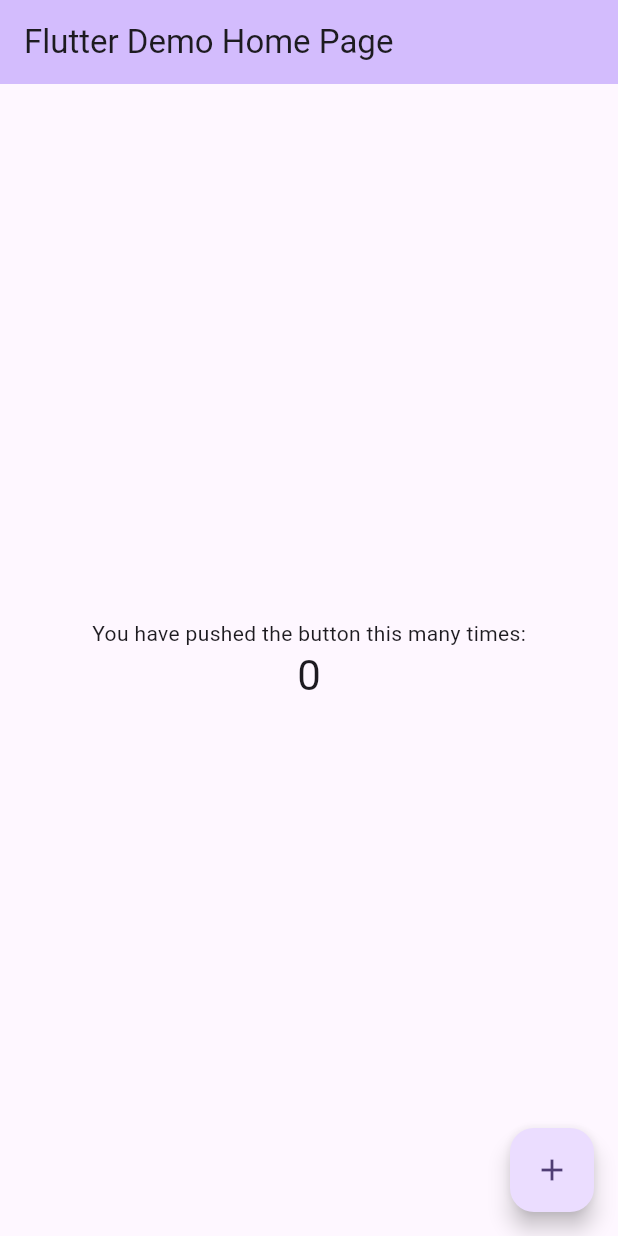
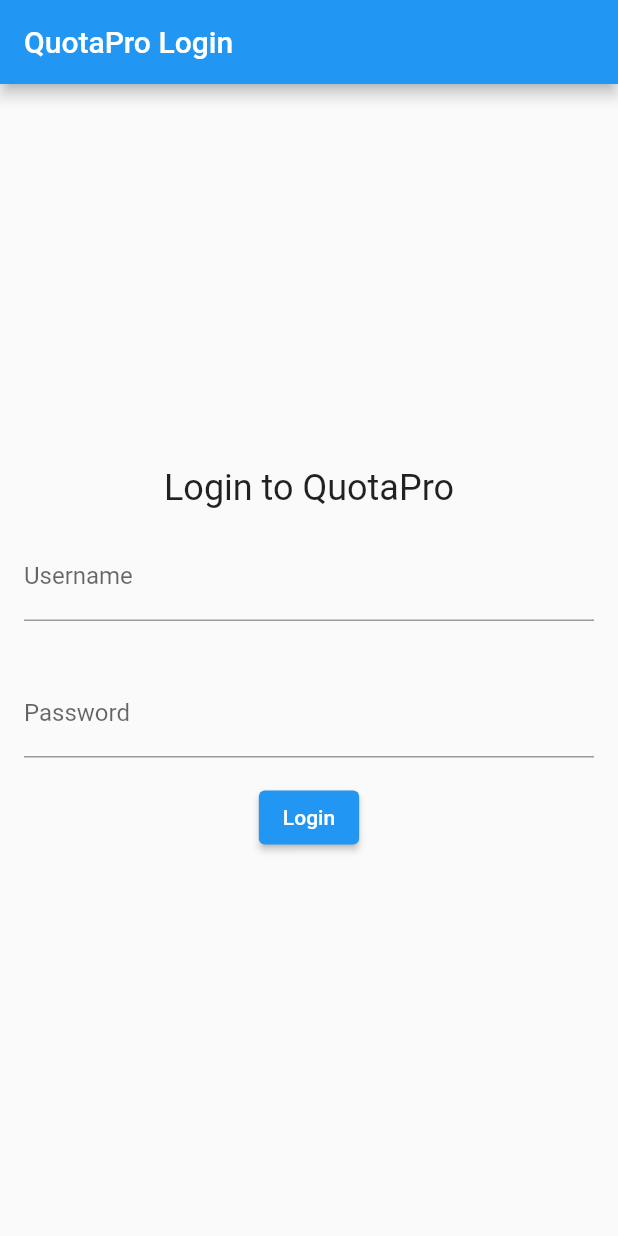
Before and after one commit to hafizbahtiar/quota_pro, a Flutter app: the screen it shows after launch, on a phone screen of 412 x 824 dp. Run offline on Flutter 3.47's test engine with Material 2 defaults, Android fonts, the phone set to English and light mode, and no system bars.

Commit message:
Add core view

```diff
--- /dev/null
+++ b/lib/app.dart
@@ -0,0 +1,29 @@
+import 'package:flutter/material.dart';
+import 'package:quota_pro/config/generate_route.dart';
+import 'package:quota_pro/module/auth/splash_view.dart';
+
+class App extends StatefulWidget {
+  const App({super.key});
+
+  @override
+  State<App> createState() => _AppState();
+}
+
+class _AppState extends State<App> {
+  @override
+  Widget build(BuildContext context) {
+    return MaterialApp(
+      // theme: ThemeData(useMaterial3: true),
+      theme: ThemeData(
+        // primaryColor: Colors.brown[100], // Change this to your desired primary color
+        // You can also customize other properties of the theme here
+        appBarTheme: const AppBarTheme(
+          // backgroundColor: Colors.brown[100], // Set the app bar background color
+          // You can also customize other app bar properties here
+        ),
+      ),
+      onGenerateRoute: (settings) => generateRoute(settings),
+      home: const SplashView(),
+    );
+  }
+}
--- a/lib/main.dart
+++ b/lib/main.dart
@@ -1,125 +1,7 @@
 import 'package:flutter/material.dart';
+import 'package:quota_pro/app.dart';
+import 'package:quota_pro/config/multi_provider.dart';
 
 void main() {
-  runApp(const MyApp());
+  runApp(buildProviders(const App()));
 }
-
-class MyApp extends StatelessWidget {
-  const MyApp({super.key});
-
-  // This widget is the root of your application.
-  @override
-  Widget build(BuildContext context) {
-    return MaterialApp(
-      title: 'Flutter Demo',
-      theme: ThemeData(
-        // This is the theme of your application.
-        //
-        // TRY THIS: Try running your application with "flutter run". You'll see
-        // the application has a blue toolbar. Then, without quitting the app,
-        // try changing the seedColor in the colorScheme below to Colors.green
-        // and then invoke "hot reload" (save your changes or press the "hot
-        // reload" button in a Flutter-supported IDE, or press "r" if you used
-        // the command line to start the app).
-        //
-        // Notice that the counter didn't reset back to zero; the application
-        // state is not lost during the reload. To reset the state, use hot
-        // restart instead.
-        //
-        // This works for code too, not just values: Most code changes can be
-        // tested with just a hot reload.
-        colorScheme: ColorScheme.fromSeed(seedColor: Colors.deepPurple),
-        useMaterial3: true,
-      ),
-      home: const MyHomePage(title: 'Flutter Demo Home Page'),
-    );
-  }
-}
-
-class MyHomePage extends StatefulWidget {
-  const MyHomePage({super.key, required this.title});
-
-  // This widget is the home page of your application. It is stateful, meaning
-  // that it has a State object (defined below) that contains fields that affect
-  // how it looks.
-
-  // This class is the configuration for the state. It holds the values (in this
-  // case the title) provided by the parent (in this case the App widget) and
-  // used by the build method of the State. Fields in a Widget subclass are
-  // always marked "final".
-
-  final String title;
-
-  @override
-  State<MyHomePage> createState() => _MyHomePageState();
-}
-
-class _MyHomePageState extends State<MyHomePage> {
-  int _counter = 0;
-
-  void _incrementCounter() {
-    setState(() {
-      // This call to setState tells the Flutter framework that something has
-      // changed in this State, which causes it to rerun the build method below
-      // so that the display can reflect the updated values. If we changed
-      // _counter without calling setState(), then the build method would not be
-      // called again, and so nothing would appear to happen.
-      _counter++;
-    });
-  }
-
-  @override
-  Widget build(BuildContext context) {
-    // This method is rerun every time setState is called, for instance as done
-    // by the _incrementCounter method above.
-    //
-    // The Flutter framework has been optimized to make rerunning build methods
-    // fast, so that you can just rebuild anything that needs updating rather
-    // than having to individually change instances of widgets.
-    return Scaffold(
-      appBar: AppBar(
-        // TRY THIS: Try changing the color here to a specific color (to
-        // Colors.amber, perhaps?) and trigger a hot reload to see the AppBar
-        // change color while the other colors stay the same.
-        backgroundColor: Theme.of(context).colorScheme.inversePrimary,
-        // Here we take the value from the MyHomePage object that was created by
-        // the App.build method, and use it to set our appbar title.
-        title: Text(widget.title),
-      ),
-      body: Center(
-        // Center is a layout widget. It takes a single child and positions it
-        // in the middle of the parent.
-        child: Column(
-          // Column is also a layout widget. It takes a list of children and
-          // arranges them vertically. By default, it sizes itself to fit its
-          // children horizontally, and tries to be as tall as its parent.
-          //
-          // Column has various properties to control how it sizes itself and
-          // how it positions its children. Here we use mainAxisAlignment to
-          // center the children vertically; the main axis here is the vertical
-          // axis because Columns are vertical (the cross axis would be
-          // horizontal).
-          //
-          // TRY THIS: Invoke "debug painting" (choose the "Toggle Debug Paint"
-          // action in the IDE, or press "p" in the console), to see the
-          // wireframe for each widget.
-          mainAxisAlignment: MainAxisAlignment.center,
-          children: <Widget>[
-            const Text(
-              'You have pushed the button this many times:',
-            ),
-            Text(
-              '$_counter',
-              style: Theme.of(context).textTheme.headlineMedium,
-            ),
-          ],
-        ),
-      ),
-      floatingActionButton: FloatingActionButton(
-        onPressed: _incrementCounter,
-        tooltip: 'Increment',
-        child: const Icon(Icons.add),
-      ), // This trailing comma makes auto-formatting nicer for build methods.
-    );
-  }
-}
--- /dev/null
+++ b/lib/module/auth/auth_view_model.dart
@@ -0,0 +1,35 @@
+import 'package:flutter/material.dart';
+
+class AuthViewModel extends ChangeNotifier {
+  bool _isLoggedIn = false;
+
+  bool get isLoggedIn => _isLoggedIn;
+
+  Future<bool> login(String username, String password) async {
+    // Implement your authentication logic here
+    // For example, check username and password against a database
+    // Simulate a network delay for demonstration purposes
+    await Future.delayed(const Duration(seconds: 2));
+
+    // Set _isLoggedIn based on authentication result
+    _isLoggedIn = username == 'your_username' && password == 'your_password';
+
+    notifyListeners();
+
+    return _isLoggedIn;
+  }
+
+  Future<bool> autoLogin(String username, String password) async {
+    // Implement your authentication logic here
+    // For example, check username and password against a database
+    // Simulate a network delay for demonstration purposes
+    await Future.delayed(const Duration(seconds: 2));
+
+    // Set _isLoggedIn based on authentication result
+    _isLoggedIn = username == 'your_username' && password == 'your_password';
+
+    notifyListeners();
+
+    return _isLoggedIn;
+  }
+}
--- /dev/null
+++ b/lib/module/auth/login_view.dart
@@ -0,0 +1,69 @@
+import 'package:flutter/material.dart';
+import 'package:provider/provider.dart';
+import 'package:quota_pro/module/home/home_view.dart';
+import 'auth_view_model.dart';
+
+class LoginView extends StatelessWidget {
+  static const String routeName = 'login_view';
+  LoginView({super.key});
+
+  final TextEditingController _usernameController = TextEditingController();
+  final TextEditingController _passwordController = TextEditingController();
+
+  @override
+  Widget build(BuildContext context) {
+    final authViewModel = Provider.of<AuthViewModel>(context);
+
+    return Scaffold(
+      appBar: AppBar(
+        title: const Text('QuotaPro Login'),
+      ),
+      body: Center(
+        child: Column(
+          mainAxisAlignment: MainAxisAlignment.center,
+          children: <Widget>[
+            const Text(
+              'Login to QuotaPro',
+              style: TextStyle(fontSize: 24),
+            ),
+            Padding(
+              padding: const EdgeInsets.all(16),
+              child: TextField(
+                controller: _usernameController,
+                decoration: const InputDecoration(labelText: 'Username'),
+              ),
+            ),
+            Padding(
+              padding: const EdgeInsets.all(16),
+              child: TextField(
+                controller: _passwordController,
+                obscureText: true,
+                decoration: const InputDecoration(labelText: 'Password'),
+              ),
+            ),
+            ElevatedButton(
+              onPressed: () async {
+                String username = _usernameController.text;
+                String password = _passwordController.text;
+                var currentContext = context; // Store the current context
+                bool isLoggedIn = await authViewModel.login(username, password);
+                if (isLoggedIn) {
+                  // Navigate to the home view after successful login
+                  Navigator.pushReplacementNamed(currentContext, HomeView.routeName);
+                } else {
+                  // Show an error message or perform other actions for unsuccessful login
+                }
+              },
+              child: const Text('Login'),
+            ),
+            if (authViewModel.isLoggedIn)
+              const Padding(
+                padding: EdgeInsets.all(16),
+                child: CircularProgressIndicator(),
+              ),
+          ],
+        ),
+      ),
+    );
+  }
+}
--- a/pubspec.yaml
+++ b/pubspec.yaml
@@ -35,6 +35,7 @@ dependencies:
   # The following adds the Cupertino Icons font to your application.
   # Use with the CupertinoIcons class for iOS style icons.
   cupertino_icons: ^1.0.2
+  provider: ^6.0.5
 
 dev_dependencies:
   flutter_test:
```
Also changed, not shown: lib/module/auth/splash_view.dart (added, +63 -0 lines), lib/module/home/home_view.dart (added, +56 -0 lines), lib/module/home/home_view_mode.dart (added), pubspec.lock, 2 other files.
